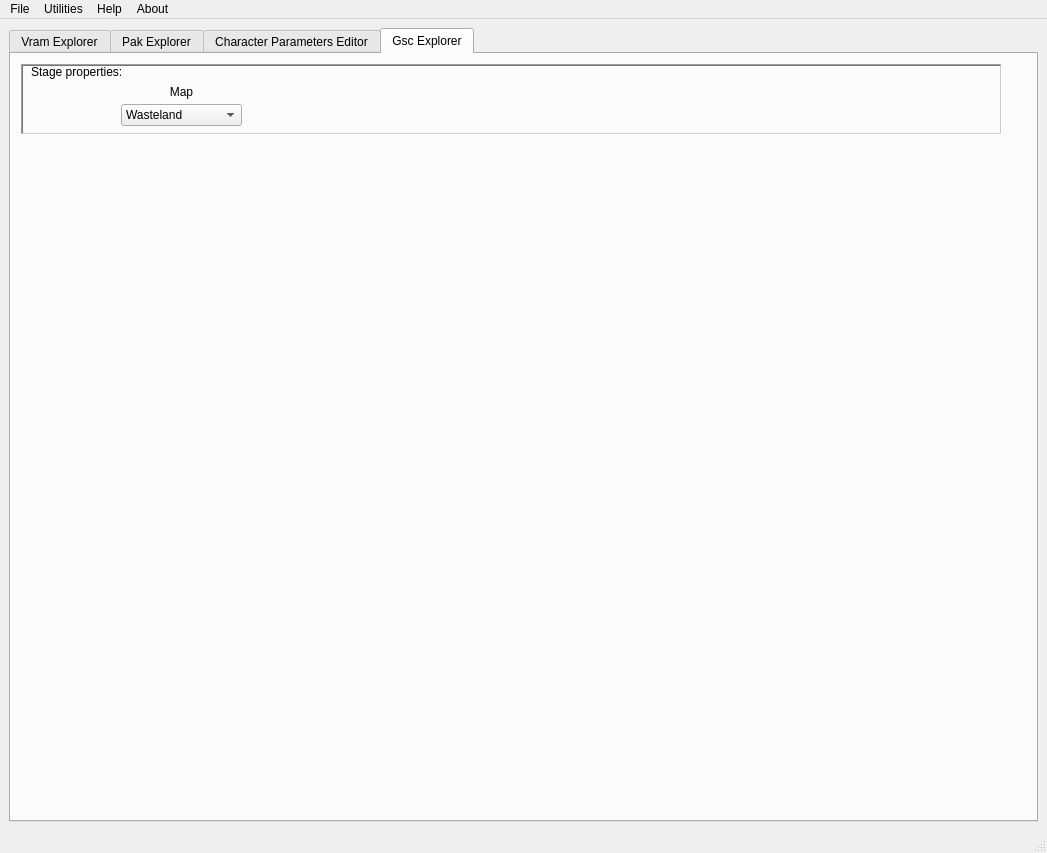
Above: lib/design/Raging_Tools/Raging_Tools.ui from adsl14/Raging-tools before the change. Below: the same form after it.
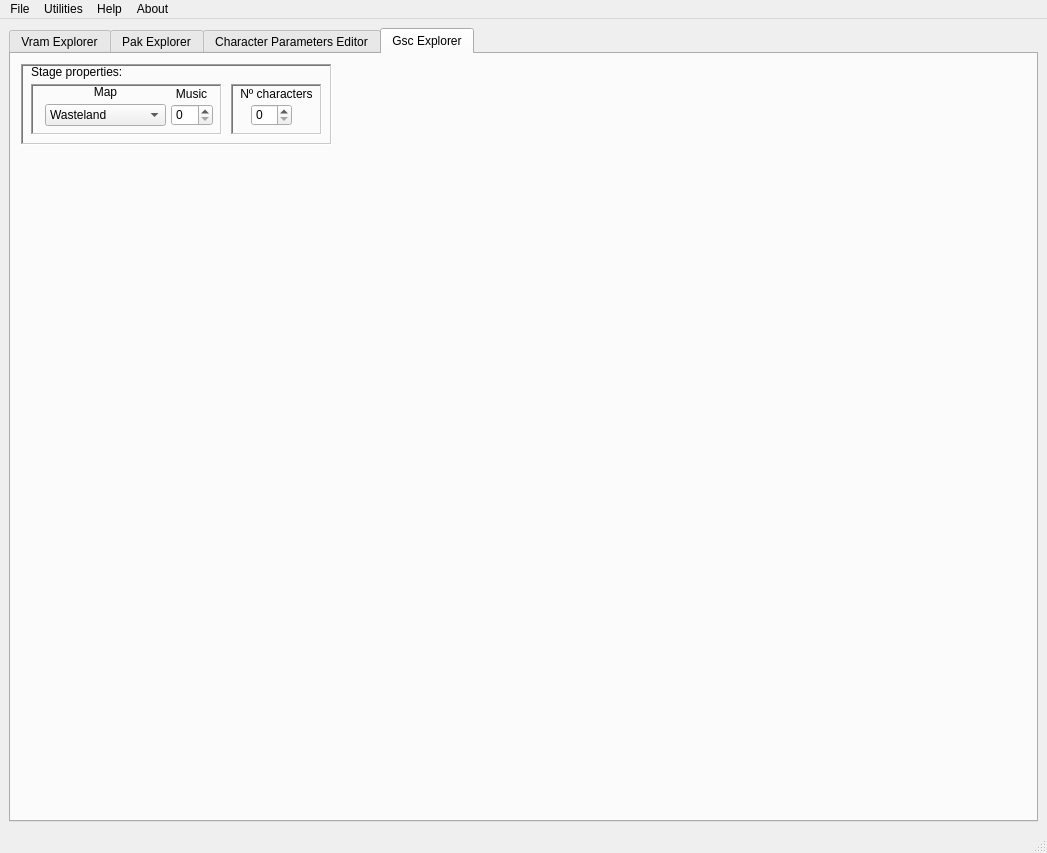
That is the form after the change. The open tabs and pages were chosen to show the change. Icons and pictures are not drawn.

Commit message: Music and number of characters can now be changed

Diff of the .ui file:
```diff
--- a/lib/design/Raging_Tools/Raging_Tools.ui
+++ b/lib/design/Raging_Tools/Raging_Tools.ui
@@ -9608,8 +9608,8 @@
          <rect>
           <x>10</x>
           <y>10</y>
-          <width>981</width>
-          <height>71</height>
+          <width>311</width>
+          <height>81</height>
          </rect>
         </property>
         <property name="sizePolicy">
@@ -9637,17 +9637,35 @@
           <string>Stage properties:</string>
          </property>
         </widget>
-        <widget class="QLabel" name="map_name_text">
+        <widget class="QFrame" name="instruction_010308">
          <property name="geometry">
           <rect>
-           <x>100</x>
+           <x>10</x>
            <y>20</y>
-           <width>121</width>
-           <height>16</height>
+           <width>191</width>
+           <height>51</height>
           </rect>
+         </property>
+         <property name="frameShape">
+          <enum>QFrame::WinPanel</enum>
+         </property>
+         <property name="frameShadow">
+          <enum>QFrame::Sunken</enum>
+         </property>
+         <widget class="QLabel" name="music_text">
+          <property name="geometry">
+           <rect>
+            <x>140</x>
+            <y>0</y>
+            <width>41</width>
+            <height>20</height>
+           </rect>
+          </property>
+          <property name="toolTip">
+           <string>&lt;html&gt;&lt;head/&gt;&lt;body&gt;&lt;p&gt;Change the music during the battle&lt;/p&gt;&lt;/body&gt;&lt;/html&gt;</string>
          </property>
          <property name="text">
-          <string>Map</string>
+           <string>Music</string>
          </property>
          <property name="alignment">
           <set>Qt::AlignCenter</set>
@@ -9656,8 +9674,8 @@
         <widget class="QComboBox" name="map_name_value">
          <property name="geometry">
           <rect>
-           <x>100</x>
-           <y>40</y>
+            <x>14</x>
+            <y>20</y>
            <width>121</width>
            <height>22</height>
           </rect>
@@ -9712,6 +9730,93 @@
            <string>Cave</string>
           </property>
          </item>
+         </widget>
+         <widget class="QLabel" name="map_name_text">
+          <property name="geometry">
+           <rect>
+            <x>14</x>
+            <y>0</y>
+            <width>121</width>
+            <height>16</height>
+           </rect>
+          </property>
+          <property name="toolTip">
+           <string>&lt;html&gt;&lt;head/&gt;&lt;body&gt;&lt;p&gt;Select the map for the battle&lt;/p&gt;&lt;/body&gt;&lt;/html&gt;</string>
+          </property>
+          <property name="text">
+           <string>Map</string>
+          </property>
+          <property name="alignment">
+           <set>Qt::AlignCenter</set>
+          </property>
+         </widget>
+         <widget class="QSpinBox" name="music_value">
+          <property name="geometry">
+           <rect>
+            <x>140</x>
+            <y>20</y>
+            <width>42</width>
+            <height>22</height>
+           </rect>
+          </property>
+          <property name="maximum">
+           <number>30</number>
+          </property>
+         </widget>
+        </widget>
+        <widget class="QFrame" name="intruction_010C09">
+         <property name="geometry">
+          <rect>
+           <x>210</x>
+           <y>20</y>
+           <width>91</width>
+           <height>51</height>
+          </rect>
+         </property>
+         <property name="frameShape">
+          <enum>QFrame::WinPanel</enum>
+         </property>
+         <property name="frameShadow">
+          <enum>QFrame::Sunken</enum>
+         </property>
+         <widget class="QSpinBox" name="num_characters_value">
+          <property name="geometry">
+           <rect>
+            <x>20</x>
+            <y>20</y>
+            <width>41</width>
+            <height>22</height>
+           </rect>
+          </property>
+          <property name="minimum">
+           <number>0</number>
+          </property>
+          <property name="maximum">
+           <number>20</number>
+          </property>
+          <property name="value">
+           <number>0</number>
+          </property>
+         </widget>
+         <widget class="QLabel" name="num_characters_text">
+          <property name="geometry">
+           <rect>
+            <x>10</x>
+            <y>0</y>
+            <width>71</width>
+            <height>20</height>
+           </rect>
+          </property>
+          <property name="toolTip">
+           <string>&lt;html&gt;&lt;head/&gt;&lt;body&gt;&lt;p&gt;Unknown value&lt;/p&gt;&lt;/body&gt;&lt;/html&gt;</string>
+          </property>
+          <property name="text">
+           <string>Nº characters</string>
+          </property>
+          <property name="alignment">
+           <set>Qt::AlignCenter</set>
+          </property>
+         </widget>
         </widget>
        </widget>
       </widget>
```
Lines whose indentation alone changed are shown as unchanged. The commit also changes 4 other files.
